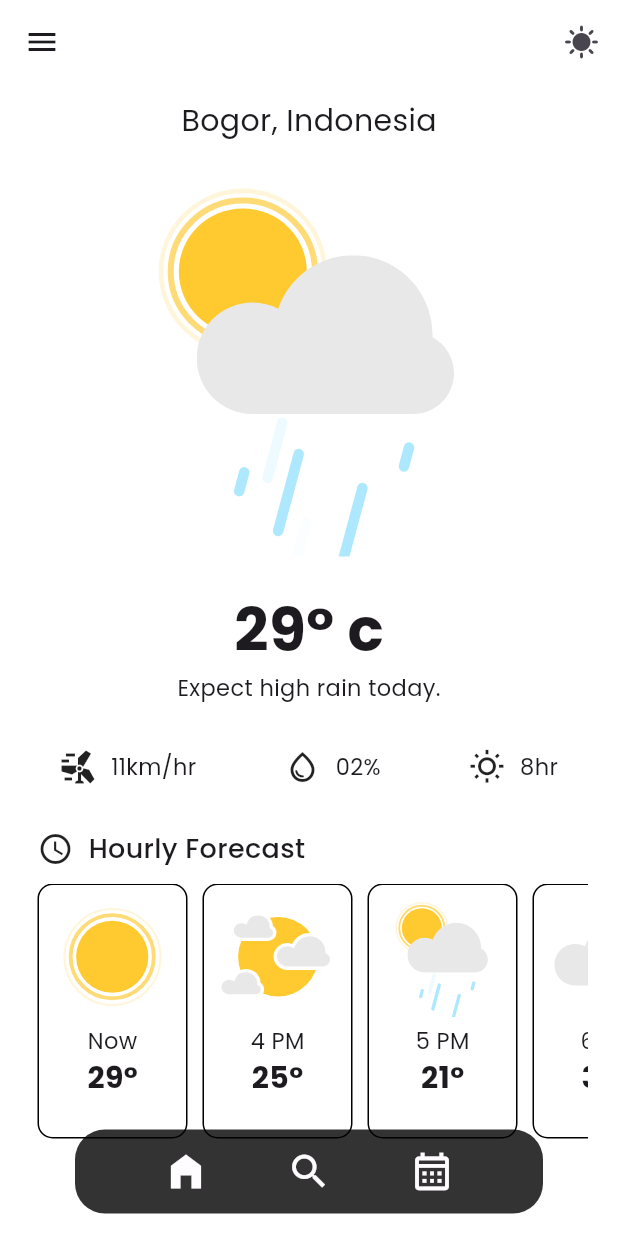
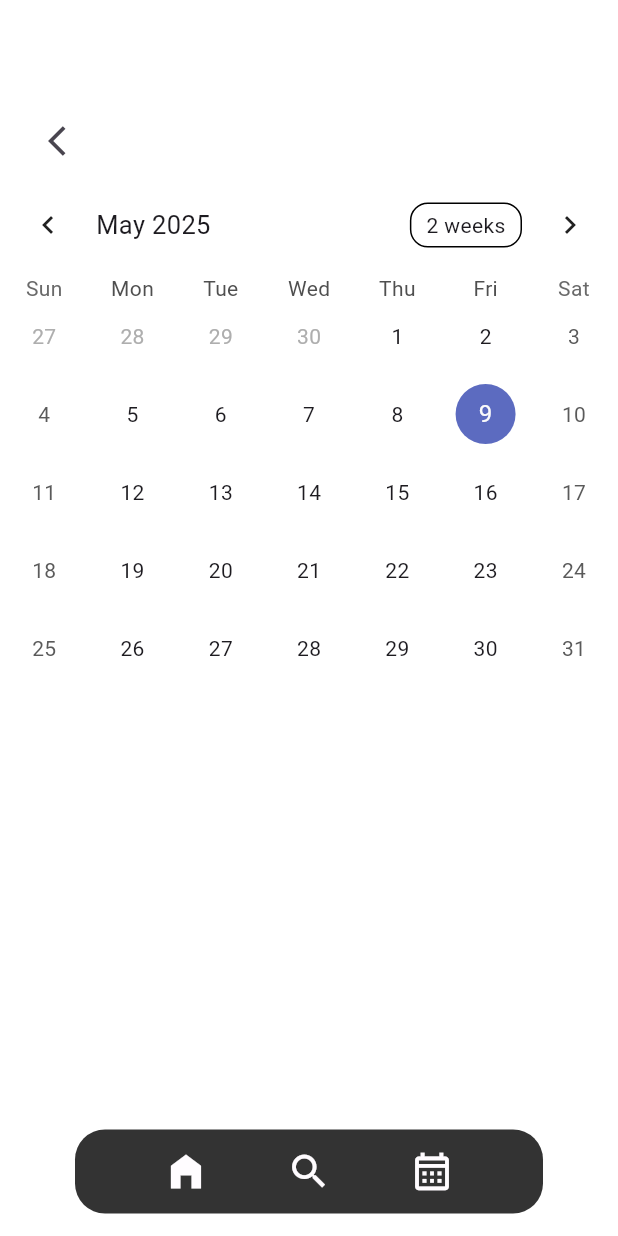
Before and after one commit to W0LF12AM/Weather-App, a Flutter app: the screen it shows after launch, after a tap on the "calendar month" icon, on a phone screen of 412 x 824 dp. Run offline on Flutter 3.47's test engine with Material 3 defaults, Android fonts, the phone set to English and light mode, and no system bars; drawn by our look-alikes of table_calendar; our stand-ins replace google_fonts, lottie.

Commit message:
update calendar page

```diff
--- a/lib/screens/calendar_screen.dart
+++ b/lib/screens/calendar_screen.dart
@@ -0,0 +1,80 @@
+import 'package:flutter/material.dart';
+import 'package:table_calendar/table_calendar.dart';
+import 'package:weather_app/widgets/bottomNavBar.dart';
+
+class CalendarScreen extends StatefulWidget {
+  const CalendarScreen({super.key});
+
+  @override
+  State<CalendarScreen> createState() => _CalendarScreenState();
+}
+
+class _CalendarScreenState extends State<CalendarScreen> {
+  CalendarFormat _calendarFormat = CalendarFormat.month;
+  DateTime _focusedDay = DateTime.now();
+  DateTime? _selectedDay = DateTime.now();
+
+  final today = DateTime.now();
+  final firstDay = DateTime(
+    DateTime.now().year,
+    DateTime.now().month - 6,
+    DateTime.now().day,
+  );
+  final lastDay = DateTime(
+    DateTime.now().year,
+    DateTime.now().month + 6,
+    DateTime.now().day,
+  );
+
+  @override
+  Widget build(BuildContext context) {
+    return Scaffold(
+      backgroundColor: Colors.white,
+      //calendar picker
+      body: Column(children: [
+        Padding(
+          padding: const EdgeInsets.only(top: 70, left: 20, right: 20),
+          child: Row(
+            children: [
+              IconButton(
+                  onPressed: () {
+                    Navigator.pop(context);
+                  },
+                  icon: Icon(Icons.arrow_back_ios)),
+            ],
+          ),
+        ),
+        Expanded(
+          child: Container(
+              decoration: BoxDecoration(
+                borderRadius: BorderRadius.circular(10),
+                color: Colors.white,
+              ),
+              child: TableCalendar(
+                focusedDay: today,
+                firstDay: firstDay,
+                lastDay: lastDay,
+                selectedDayPredicate: (day) {
+                  return isSameDay(_selectedDay, day);
+                },
+                onDaySelected: (selectedDay, focusedDay) {
+                  setState(() {
+                    _selectedDay = selectedDay;
+                    _focusedDay = focusedDay;
+                  });
+                },
+                onFormatChanged: (format) {
+                  setState(() {
+                    _calendarFormat = format;
+                  });
+                },
+                onPageChanged: (focusedDay) {
+                  _focusedDay = focusedDay;
+                },
+              )),
+        )
+      ]),
+      bottomNavigationBar: Bottomnavbar(),
+    );
+  }
+}
--- a/lib/screens/home_screen.dart
+++ b/lib/screens/home_screen.dart
@@ -1,9 +1,10 @@
 import 'package:flutter/material.dart';
 import 'package:google_fonts/google_fonts.dart';
 import 'package:lottie/lottie.dart';
-import 'package:weather_app/screens/search_screen.dart';
+
+import 'package:weather_app/widgets/bottomNavBar.dart';
 import 'package:weather_app/widgets/cardWeather.dart';
-import 'package:weather_app/widgets/default.dart';
+
 
 class HomeScreen extends StatelessWidget {
   HomeScreen({super.key});
@@ -23,8 +24,8 @@ class HomeScreen extends StatelessWidget {
         appBar: AppBar(
           actions: [
             Padding(
-            padding:
-                EdgeInsets.only(right: MediaQuery.sizeOf(context).width * 0.03),
+              padding: EdgeInsets.only(
+                  right: MediaQuery.sizeOf(context).width * 0.03),
               child: const Icon(Icons.sunny),
             )
           ],
@@ -155,46 +156,6 @@ class HomeScreen extends StatelessWidget {
             ],
           ),
         ),
-      bottomNavigationBar: Padding(
-        padding: const EdgeInsets.fromLTRB(50, 0, 50, 15),
-        child: Container(
-            height: 56,
-            decoration: BoxDecoration(
-                color: Colors.black.withOpacity(0.8),
-                borderRadius: BorderRadius.circular(20)),
-            child: Padding(
-              padding: const EdgeInsets.symmetric(horizontal: 50),
-              child: Row(
-                mainAxisAlignment: MainAxisAlignment.spaceBetween,
-                children: [
-                  IconButton(
-                    onPressed: () {},
-                    icon: Icon(Icons.home_filled),
-                    color: mainColor,
-                    iconSize: 30,
-                  ),
-                  IconButton(
-                    onPressed: () {
-                      Navigator.push(
-                          context,
-                          MaterialPageRoute(
-                            builder: (context) => SearchScreen(),
-                          ));
-                    },
-                    icon: Icon(Icons.search),
-                    color: mainColor,
-                    iconSize: 30,
-                  ),
-                  IconButton(
-                    onPressed: () {},
-                    icon: Icon(Icons.calendar_month_outlined),
-                    color: mainColor,
-                    iconSize: 30,
-                  ),
-                ],
-              ),
-            )),
-      ),
-    );
+        bottomNavigationBar: Bottomnavbar());
   }
 }
--- /dev/null
+++ b/lib/widgets/bottomNavBar.dart
@@ -0,0 +1,57 @@
+import 'package:flutter/material.dart';
+import 'package:weather_app/screens/calendar_screen.dart';
+import 'package:weather_app/screens/search_screen.dart';
+import 'package:weather_app/widgets/default.dart';
+
+class Bottomnavbar extends StatelessWidget {
+  const Bottomnavbar({super.key});
+
+  @override
+  Widget build(BuildContext context) {
+    return Padding(
+      padding: const EdgeInsets.fromLTRB(50, 0, 50, 15),
+      child: Container(
+          height: 56,
+          decoration: BoxDecoration(
+              color: Colors.black.withOpacity(0.8),
+              borderRadius: BorderRadius.circular(20)),
+          child: Padding(
+            padding: const EdgeInsets.symmetric(horizontal: 50),
+            child: Row(
+              mainAxisAlignment: MainAxisAlignment.spaceBetween,
+              children: [
+                IconButton(
+                  onPressed: () {},
+                  icon: Icon(Icons.home_filled),
+                  color: mainColor,
+                  iconSize: 30,
+                ),
+                IconButton(
+                  onPressed: () {
+                    Navigator.push(
+                        context,
+                        MaterialPageRoute(
+                          builder: (context) => SearchScreen(),
+                        ));
+                  },
+                  icon: Icon(Icons.search),
+                  color: mainColor,
+                  iconSize: 30,
+                ),
+                IconButton(
+                  onPressed: () {
+                    Navigator.push(
+                        context,
+                        MaterialPageRoute(
+                            builder: (context) => CalendarScreen()));
+                  },
+                  icon: Icon(Icons.calendar_month_outlined),
+                  color: mainColor,
+                  iconSize: 30,
+                ),
+              ],
+            ),
+          )),
+    );
+  }
+}
--- a/pubspec.yaml
+++ b/pubspec.yaml
@@ -37,6 +37,7 @@ dependencies:
   google_fonts: ^6.2.1
   lottie: ^3.2.0
   flutter_svg: ^2.0.17
+  table_calendar: ^3.2.0
 
 dev_dependencies:
   flutter_test:
```
Also changed, not shown: lib/screens/search_screen.dart (+8 -47 lines), pubspec.lock. Lines whose indentation alone changed are shown as unchanged.
